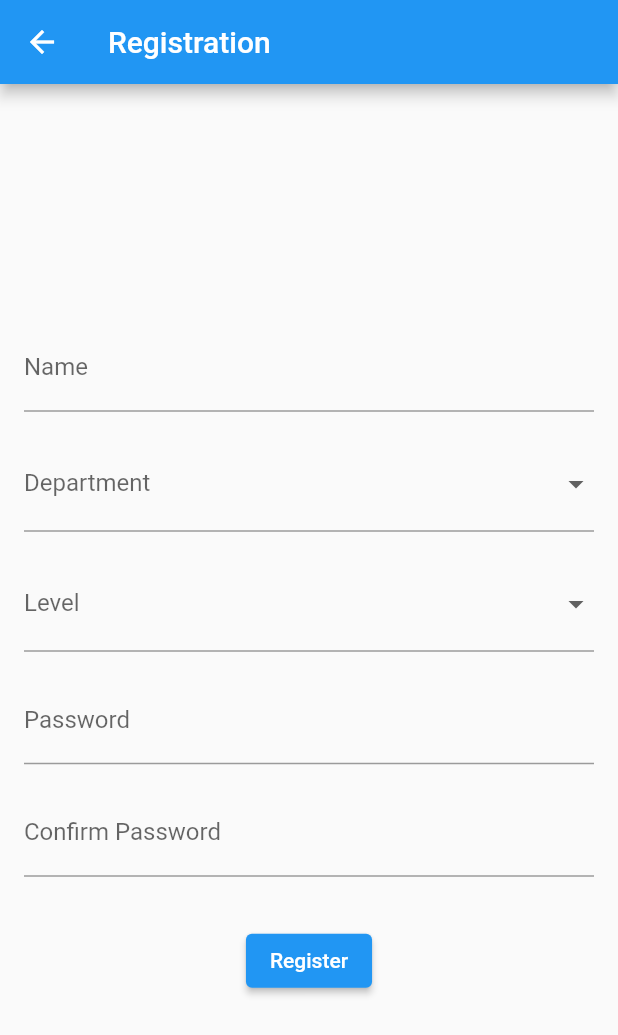
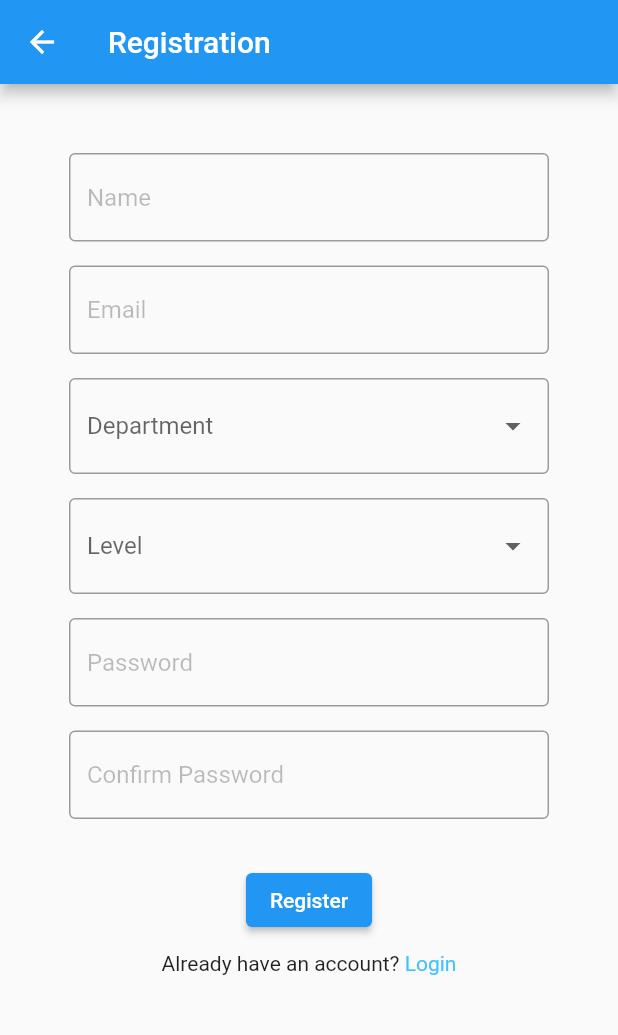
Before and after one commit to Static-404/lostandfound, a Flutter app: the RegistrationPage screen opened by its route, on a phone screen of 412 x 824 dp. Shown: the top 1035 px of the screen. Run offline on Flutter 3.47's test engine with Material 2 defaults, Android fonts, the phone set to English and light mode, and no system bars; our stand-ins replace firebase_auth, firebase_core; accounts and stored records are empty.

Commit message:
Third commit

```diff
--- a/lib/main.dart
+++ b/lib/main.dart
@@ -1,8 +1,10 @@
 import 'package:flutter/material.dart';
+import 'package:lostandfound/screens/home.dart';
 import 'package:lostandfound/screens/login.dart';
 import 'package:firebase_core/firebase_core.dart';
 import 'package:lostandfound/screens/register.dart';
 import 'firebase_options.dart';
+import 'package:firebase_auth/firebase_auth.dart';
 
 
 void main() async {
@@ -24,10 +26,11 @@ class MyApp extends StatelessWidget {
       theme: ThemeData(
         primarySwatch: Colors.blue,
       ),
-      initialRoute: "register",
+      initialRoute: "home",
       routes: {
         "login": (context) => const LoginPage(),
         "register": (context) => const RegistrationPage(),
+        "home": (context) => const HomePage(),
       },
     );
   }
--- a/lib/screens/register.dart
+++ b/lib/screens/register.dart
@@ -9,13 +9,14 @@ class RegistrationPage extends StatefulWidget {
 
 class _RegistrationPageState extends State<RegistrationPage> {
   final TextEditingController _nameController = TextEditingController();
+  final TextEditingController _mailController = TextEditingController();
   String? _selectedDepartment;
   String? _selectedLevel;
   final TextEditingController _passwordController = TextEditingController();
   final TextEditingController _confirmPasswordController = TextEditingController();
 
   final List<String> _departments = ['Department 1', 'Department 2', 'Department 3'];
-  final List<String> _levels = ['Level 1', 'Level 2', 'Level 3'];
+  final List<String> _levels = ['100 Level', '200 Level', '300 Level', '400 Level'];
 
   @override
   Widget build(BuildContext context) {
@@ -25,16 +26,30 @@ class _RegistrationPageState extends State<RegistrationPage> {
       ),
       body: Container(
         padding: const EdgeInsets.all(16.0),
+        child: SingleChildScrollView(
+          padding: const EdgeInsets.all(30.0),
+          keyboardDismissBehavior: ScrollViewKeyboardDismissBehavior.manual,
           child: Column(
             mainAxisAlignment: MainAxisAlignment.center,
             children: <Widget>[
               TextFormField(
                 controller: _nameController,
-              decoration: InputDecoration(
-                labelText: 'Name',
+                decoration: const InputDecoration(
+                  hintText: 'Name',
+                  hintStyle: TextStyle(color: Colors.black26),
+                  border: OutlineInputBorder(),
                 ),
               ),
-            SizedBox(height: 16.0),
+              const SizedBox(height: 16.0),
+              TextFormField(
+                controller: _mailController,
+                decoration: const InputDecoration(
+                  hintText: "Email",
+                  hintStyle: TextStyle(color: Colors.black26),
+                  border: OutlineInputBorder(),
+                ),
+              ),
+              const SizedBox(height: 16.0,),
               DropdownButtonFormField<String>(
                 value: _selectedDepartment,
                 onChanged: (newValue) {
@@ -48,11 +63,13 @@ class _RegistrationPageState extends State<RegistrationPage> {
                     child: Text(value??""),
                   );
                 }).toList(),
-              decoration: InputDecoration(
-                labelText: 'Department',
+                decoration: const InputDecoration(
+                  hintText: 'Department',
+                  hintStyle: TextStyle(color: Colors.black26),
+                  border: OutlineInputBorder(),
                 ),
               ),
-            SizedBox(height: 16.0),
+              const SizedBox(height: 16.0),
               DropdownButtonFormField<String>(
                 value: _selectedLevel,
                 onChanged: (newValue) {
@@ -63,30 +80,36 @@ class _RegistrationPageState extends State<RegistrationPage> {
                 items: _levels.map<DropdownMenuItem<String>>((String value) {
                   return DropdownMenuItem<String>(
                     value: value,
-                  child: Text(value??""),
+                    child: Text(value??"",),
                   );
                 }).toList(),
-              decoration: InputDecoration(
-                labelText: 'Level',
+                decoration: const InputDecoration(
+                  hintText: 'Level',
+                  hintStyle: TextStyle(color: Colors.black26),
+                  border: OutlineInputBorder(),
                 ),
               ),
-            SizedBox(height: 16.0),
+              const SizedBox(height: 16.0),
               TextFormField(
                 controller: _passwordController,
                 obscureText: true,
-              decoration: InputDecoration(
-                labelText: 'Password',
+                decoration: const InputDecoration(
+                  hintText: 'Password',
+                  hintStyle: TextStyle(color: Colors.black26),
+                  border: OutlineInputBorder(),
                 ),
               ),
-            SizedBox(height: 16.0),
+              const SizedBox(height: 16.0),
               TextFormField(
                 controller: _confirmPasswordController,
                 obscureText: true,
                 decoration: const InputDecoration(
-                labelText: 'Confirm Password',
+                  hintText: 'Confirm Password',
+                  hintStyle: TextStyle(color: Colors.black26),
+                  border: OutlineInputBorder(),
                 ),
               ),
-            SizedBox(height: 32.0),
+              const SizedBox(height: 30.0),
               ElevatedButton(
                 onPressed: () {
                   String name = _nameController.text;
@@ -94,11 +117,26 @@ class _RegistrationPageState extends State<RegistrationPage> {
                   String? level = _selectedLevel;
                   String password = _passwordController.text;
                   String confirmPassword = _confirmPasswordController.text;
+                  String email = _mailController.text;
 
                 },
-              child: Text('Register'),
+                child: const Text('Register'),
+              ),
+              const SizedBox(height: 10.0,),
+              Row(
+                mainAxisAlignment: MainAxisAlignment.center,
+                children: [
+                  const Text('Already have an account? '),
+                  GestureDetector(
+                    onTap: (){
+                      Navigator.pushNamed(context, 'login');
+                    },
+                      child: const Text('Login', style: TextStyle(color: Colors.lightBlueAccent),)
                   ),
                 ],
+              )
+            ],
+          ),
         ),
       ),
     );
```
Also changed, not shown: lib/screens/home.dart (+61 -0 lines), lib/screens/login.dart (+17 -4 lines), 1 other file. Lines whose indentation alone changed are shown as unchanged.
